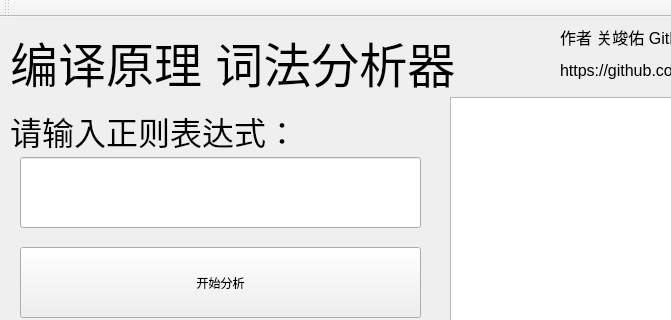
Above: parsing/parsing.ui from guanjunyou/LexicalAnalysisGenerator before the change; both pictures show x 0 to 671 and y 0 to 320 of the 1199 by 746 pixel window. Below: the same form after it.
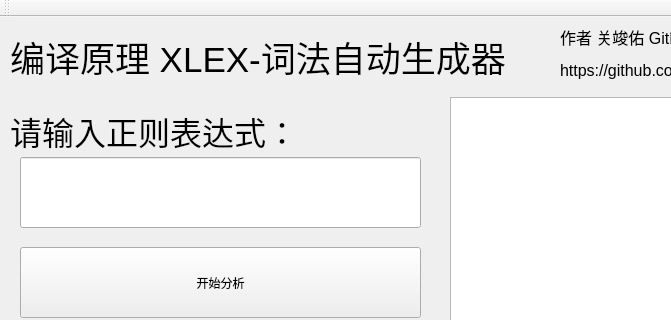
That is the form after the change.

```diff
--- a/parsing/parsing.ui
+++ b/parsing/parsing.ui
@@ -24,7 +24,7 @@
      </rect>
     </property>
     <property name="text">
-     <string>&lt;html&gt;&lt;head/&gt;&lt;body&gt;&lt;p&gt;&lt;span style=&quot; font-size:36pt;&quot;&gt;编译原理 词法分析器&lt;/span&gt;&lt;/p&gt;&lt;/body&gt;&lt;/html&gt;</string>
+     <string>&lt;html&gt;&lt;head/&gt;&lt;body&gt;&lt;p&gt;&lt;span style=&quot; font-size:26pt;&quot;&gt;编译原理 XLEX-词法自动生成器&lt;/span&gt;&lt;/p&gt;&lt;/body&gt;&lt;/html&gt;</string>
     </property>
    </widget>
    <widget class="QTableWidget" name="tableWidget">
```
